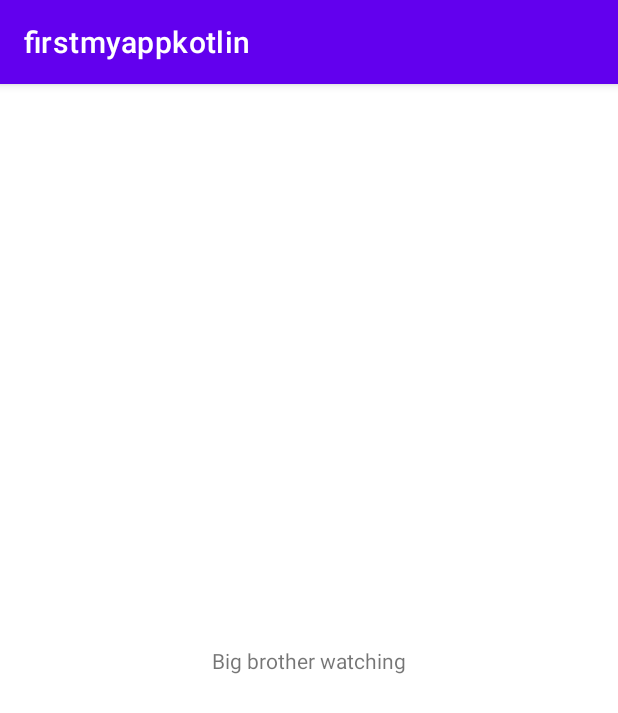
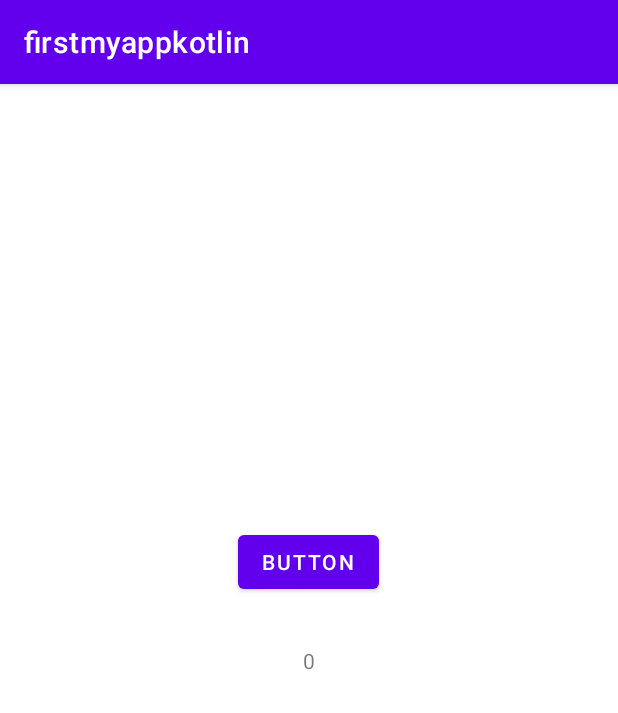
Before and after one commit to DwMichael/firstmyappkotlin, an Android app: the screen it shows after launch (MainActivity), on a phone screen of 412 x 824 dp. Shown: the top 713 px of the screen. Run offline under Robolectric (Android 15) with nearby library versions, the phone set to English and light mode, and no system bars.

Commit message:
Counter program

```diff
--- a/app/src/main/java/com/example/firstmyappkotlin/MainActivity.kt
+++ b/app/src/main/java/com/example/firstmyappkotlin/MainActivity.kt
@@ -2,10 +2,23 @@ package com.example.firstmyappkotlin
 
 import androidx.appcompat.app.AppCompatActivity
 import android.os.Bundle
+import android.widget.Button
+import android.widget.TextView
+import android.widget.Toast
 
 class MainActivity : AppCompatActivity() {
     override fun onCreate(savedInstanceState: Bundle?) {
         super.onCreate(savedInstanceState)
         setContentView(R.layout.activity_main)
+
+        val btnClicMe = findViewById<Button>(R.id.mybutton)
+        val tvMyTextView = findViewById<TextView>(R.id.textView)
+        var timesClicked =0
+        btnClicMe.setOnClickListener{
+
+            timesClicked += 1
+            tvMyTextView.text = timesClicked.toString()
+            Toast.makeText(this, "WITAJ RBBITV" , Toast.LENGTH_LONG).show()
+        }
     }
 }
--- a/app/src/main/res/layout/activity_main.xml
+++ b/app/src/main/res/layout/activity_main.xml
@@ -7,12 +7,26 @@
     tools:context=".MainActivity">
 
     <TextView
+        android:id="@+id/textView"
         android:layout_width="wrap_content"
         android:layout_height="wrap_content"
-        android:text="Big brother watching"
+        android:text="0"
         app:layout_constraintBottom_toBottomOf="parent"
         app:layout_constraintEnd_toEndOf="parent"
         app:layout_constraintStart_toStartOf="parent"
         app:layout_constraintTop_toTopOf="parent" />
 
+    <Button
+        android:id="@+id/mybutton"
+        android:layout_width="wrap_content"
+        android:layout_height="wrap_content"
+        android:layout_marginBottom="51dp"
+        android:text="Button"
+        app:layout_constraintBottom_toBottomOf="@+id/textView"
+        app:layout_constraintEnd_toEndOf="parent"
+        app:layout_constraintHorizontal_bias="0.498"
+        app:layout_constraintStart_toStartOf="parent"
+        app:layout_constraintTop_toTopOf="parent"
+        app:layout_constraintVertical_bias="1.0" />
+
 </androidx.constraintlayout.widget.ConstraintLayout>
```
